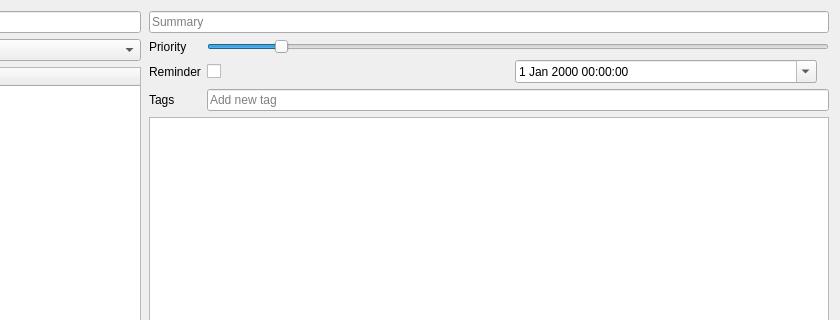
First picture: the form in src/dialogs/tododialog.ui, repository pbek/QOwnNotes, before the edit; both pictures show x 209 to 1049 and y 0 to 320 of the 1049 by 735 pixel window.
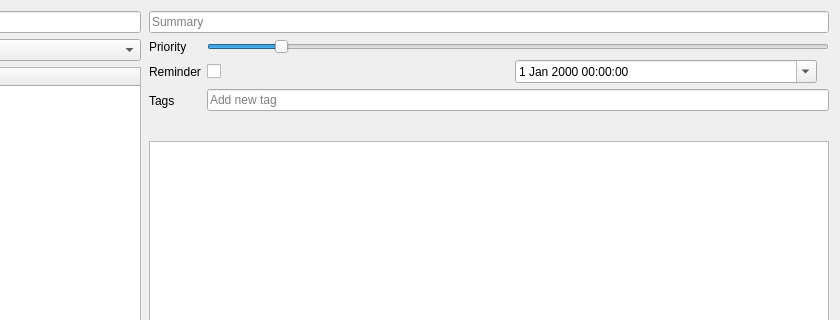
Second picture: the form after the edit. Icons and pictures are not drawn. Custom widgets are drawn as their Qt base class.

Commit message: WIP add tag buttons

What changed in the file:
```diff
--- a/src/dialogs/tododialog.ui
+++ b/src/dialogs/tododialog.ui
@@ -353,12 +353,14 @@
               </property>
              </widget>
             </item>
-            <item>
-             <layout class="QGridLayout" name="tagCloudLayout">
+            <item alignment="Qt::AlignLeft|Qt::AlignTop">
+             <widget class="QFrame" name="tagsFrame">
+              <layout class="QHBoxLayout" name="tagCloudLayout">
               <property name="sizeConstraint">
-               <enum>QLayout::SetDefaultConstraint</enum>
-              </property>
-             </layout>
+                <enum>QLayout::SetMinimumSize</enum>
+               </property>
+              </layout>
+             </widget>
             </item>
            </layout>
           </item>
```
Lines whose indentation alone changed are shown as unchanged. The commit also changes 3 other files.
